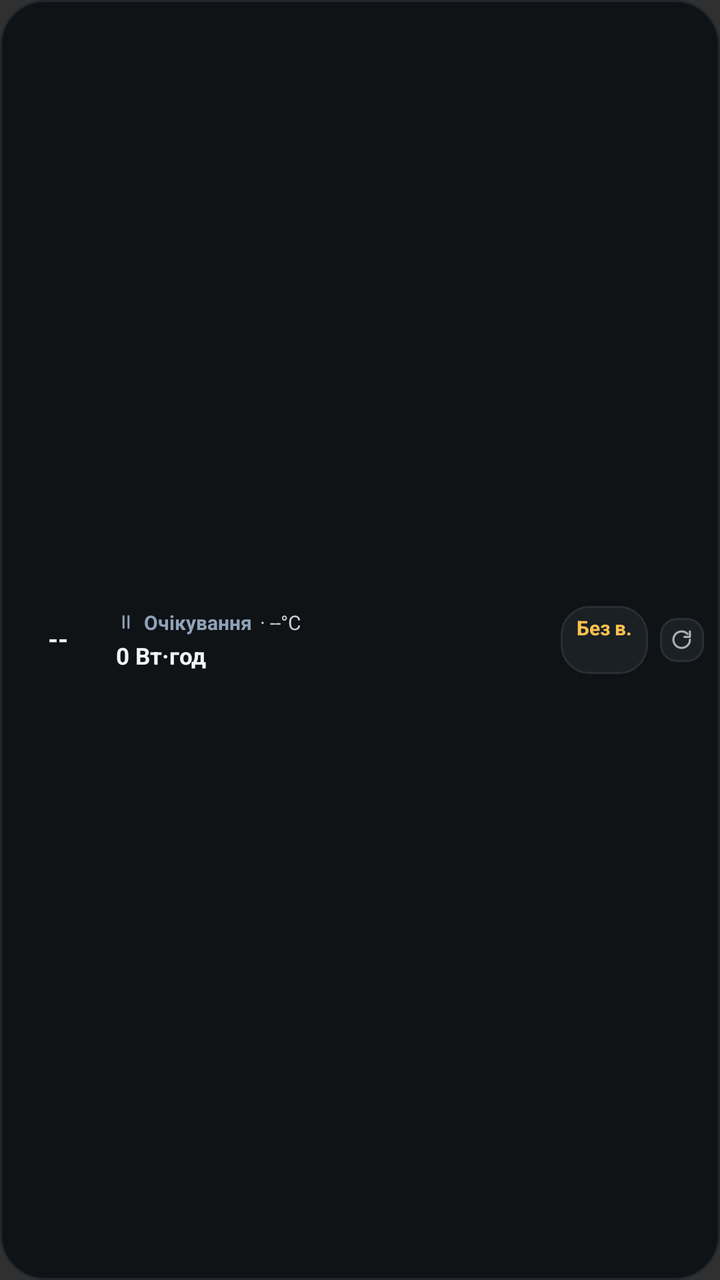
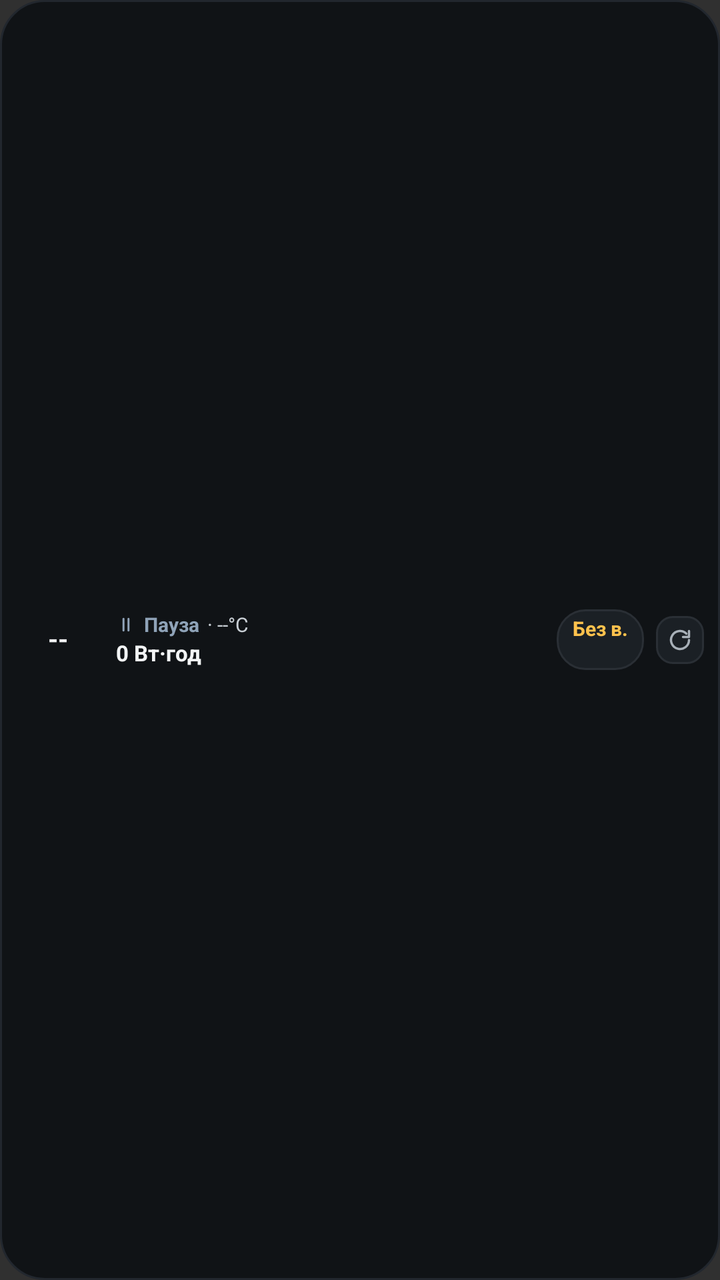

Screens rendered from an Android XML layout before and after an edit, with the pre-edit source and the edit as a unified diff.
<!-- AndroidManifest.xml: application theme Theme.AppCompat.NoActionBar -->
<!-- res/layout/widget_marstek_strip.xml -->
<?xml version="1.0" encoding="utf-8"?>
<LinearLayout xmlns:android="http://schemas.android.com/apk/res/android"
    android:id="@+id/widgetRoot"
    android:layout_width="match_parent"
    android:layout_height="match_parent"
    android:background="@drawable/widget_bg"
    android:gravity="center_vertical"
    android:orientation="horizontal"
    android:padding="8dp">

    
    <FrameLayout
        android:id="@+id/stripGaugeContainer"
        android:layout_width="42dp"
        android:layout_height="42dp">

        <ImageView
            android:id="@+id/stripGaugeImage"
            android:layout_width="match_parent"
            android:layout_height="match_parent"
            android:contentDescription="@null"
            android:scaleType="fitCenter" />

        <TextView
            android:id="@+id/stripSocText"
            android:layout_width="match_parent"
            android:layout_height="match_parent"
            android:fontFeatureSettings="tnum"
            android:gravity="center"
            android:includeFontPadding="false"
            android:text="--"
            android:textColor="#F2F4F5"
            android:textSize="13sp"
            android:textStyle="bold" />
    </FrameLayout>

    
    <LinearLayout
        android:id="@+id/stripInfoContainer"
        android:layout_width="0dp"
        android:layout_height="wrap_content"
        android:layout_marginStart="8dp"
        android:layout_weight="1"
        android:orientation="vertical">

        <LinearLayout
            android:layout_width="match_parent"
            android:layout_height="wrap_content"
            android:gravity="center_vertical"
            android:orientation="horizontal">

            <ImageView
                android:id="@+id/stripModeIcon"
                android:layout_width="10dp"
                android:layout_height="10dp"
                android:contentDescription="@null"
                android:src="@drawable/ic_mode_idle" />

            <TextView
                android:id="@+id/stripTopMetaText"
                android:layout_width="wrap_content"
                android:layout_height="wrap_content"
                android:layout_marginStart="4dp"
                android:ellipsize="end"
                android:fontFeatureSettings="tnum"
                android:maxLines="1"
                android:text="Очікування"
                android:textColor="#8FA3B8"
                android:textSize="10sp"
                android:textStyle="bold" />

            <TextView
                android:id="@+id/stripWattsTempText"
                android:layout_width="wrap_content"
                android:layout_height="wrap_content"
                android:layout_marginStart="4dp"
                android:ellipsize="end"
                android:fontFeatureSettings="tnum"
                android:maxLines="1"
                android:text="· --°C"
                android:textColor="#C9CFD5"
                android:textSize="10sp" />
        </LinearLayout>

        <TextView
            android:id="@+id/stripDurationText"
            android:layout_width="match_parent"
            android:layout_height="wrap_content"
            android:layout_marginTop="2dp"
            android:ellipsize="end"
            android:fontFeatureSettings="tnum"
            android:maxLines="1"
            android:text="0 Вт·год"
            android:textColor="#F2F4F5"
            android:textSize="11.5sp"
            android:textStyle="bold" />
    </LinearLayout>

    
    <LinearLayout
        android:id="@+id/stripOutagePill"
        android:layout_width="wrap_content"
        android:layout_height="wrap_content"
        android:layout_marginStart="6dp"
        android:background="@drawable/widget_card_bg"
        android:gravity="end"
        android:orientation="vertical"
        android:paddingStart="8dp"
        android:paddingTop="4dp"
        android:paddingEnd="8dp"
        android:paddingBottom="4dp">

        <TextView
            android:id="@+id/stripOutageRange"
            android:layout_width="wrap_content"
            android:layout_height="wrap_content"
            android:fontFeatureSettings="tnum"
            android:maxLines="1"
            android:text="Без в."
            android:textColor="#FFC24D"
            android:textSize="10sp"
            android:textStyle="bold" />

        <TextView
            android:id="@+id/stripOutageAction"
            android:layout_width="wrap_content"
            android:layout_height="wrap_content"
            android:fontFeatureSettings="tnum"
            android:maxLines="1"
            android:text=""
            android:textColor="#A8B0B8"
            android:textSize="9sp" />
    </LinearLayout>

    
    <FrameLayout
        android:id="@+id/stripRefreshBtn"
        android:layout_width="22dp"
        android:layout_height="22dp"
        android:layout_marginStart="6dp"
        android:background="@drawable/refresh_btn_bg">

        <ImageView
            android:layout_width="11dp"
            android:layout_height="11dp"
            android:layout_gravity="center"
            android:contentDescription="@string/app_name"
            android:src="@drawable/ic_refresh" />
    </FrameLayout>

</LinearLayout>
<!-- resources referenced by this layout -->
<resources>
  <!-- drawable ic_mode_idle (drawable) -->
  <?xml version="1.0" encoding="utf-8"?>
  <vector xmlns:android="http://schemas.android.com/apk/res/android"
      android:width="14dp"
      android:height="14dp"
      android:viewportWidth="24"
      android:viewportHeight="24">
      <path
          android:fillColor="#00000000"
          android:pathData="M9,5v14M15,5v14"
          android:strokeColor="#8FA3B8"
          android:strokeLineCap="round"
          android:strokeLineJoin="round"
          android:strokeWidth="2.4" />
  </vector>
  <!-- drawable ic_refresh (drawable) -->
  <?xml version="1.0" encoding="utf-8"?>
  <vector xmlns:android="http://schemas.android.com/apk/res/android"
      android:width="16dp"
      android:height="16dp"
      android:viewportWidth="24"
      android:viewportHeight="24">
      <path
          android:fillColor="#00000000"
          android:pathData="M21,12a9,9 0,1 1,-2.64 -6.36"
          android:strokeColor="#A8B0B8"
          android:strokeLineCap="round"
          android:strokeLineJoin="round"
          android:strokeWidth="2.3" />
      <path
          android:fillColor="#00000000"
          android:pathData="M21,3v6h-6"
          android:strokeColor="#A8B0B8"
          android:strokeLineCap="round"
          android:strokeLineJoin="round"
          android:strokeWidth="2.3" />
  </vector>
  <!-- drawable refresh_btn_bg (drawable) -->
  <?xml version="1.0" encoding="utf-8"?>
  <shape xmlns:android="http://schemas.android.com/apk/res/android"
      android:shape="rectangle">
      <solid android:color="#1B2025" />
      <corners android:radius="8dp" />
      <stroke
          android:width="1dp"
          android:color="#2A2F35" />
  </shape>
  <!-- drawable widget_bg (drawable) -->
  <?xml version="1.0" encoding="utf-8"?>
  <shape xmlns:android="http://schemas.android.com/apk/res/android"
      android:shape="rectangle">
      <solid android:color="#101316" />
      <corners android:radius="22dp" />
      <stroke
          android:width="1dp"
          android:color="#22272E" />
  </shape>
  <!-- drawable widget_card_bg (drawable) -->
  <?xml version="1.0" encoding="utf-8"?>
  <shape xmlns:android="http://schemas.android.com/apk/res/android"
      android:shape="rectangle">
      <solid android:color="#1B2025" />
      <corners android:radius="14dp" />
      <stroke
          android:width="1dp"
          android:color="#2A2F35" />
  </shape>
  <string name="app_name">Marstek Venus Widget</string>
</resources>

<!-- the commit's change to res/layout/widget_marstek_strip.xml (unified diff, before → after) -->
@@ -29,7 +29,7 @@
             android:gravity="center"
             android:includeFontPadding="false"
             android:text="--"
-            android:textColor="#F2F4F5"
+            android:textColor="@color/text_primary"
             android:textSize="13sp"
             android:textStyle="bold" />
     </FrameLayout>
@@ -63,9 +63,10 @@
                 android:layout_marginStart="4dp"
                 android:ellipsize="end"
                 android:fontFeatureSettings="tnum"
+                android:includeFontPadding="false"
                 android:maxLines="1"
-                android:text="Очікування"
-                android:textColor="#8FA3B8"
+                android:text="Пауза"
+                android:textColor="@color/text_muted"
                 android:textSize="10sp"
                 android:textStyle="bold" />
 
@@ -76,9 +77,10 @@
                 android:layout_marginStart="4dp"
                 android:ellipsize="end"
                 android:fontFeatureSettings="tnum"
+                android:includeFontPadding="false"
                 android:maxLines="1"
                 android:text="· --°C"
-                android:textColor="#C9CFD5"
+                android:textColor="@color/text_body"
                 android:textSize="10sp" />
         </LinearLayout>
 
@@ -89,10 +91,11 @@
             android:layout_marginTop="2dp"
             android:ellipsize="end"
             android:fontFeatureSettings="tnum"
+            android:includeFontPadding="false"
             android:maxLines="1"
             android:text="0 Вт·год"
-            android:textColor="#F2F4F5"
-            android:textSize="11.5sp"
+            android:textColor="@color/text_primary"
+            android:textSize="11sp"
             android:textStyle="bold" />
     </LinearLayout>
 
@@ -115,9 +118,10 @@
             android:layout_width="wrap_content"
             android:layout_height="wrap_content"
             android:fontFeatureSettings="tnum"
+            android:includeFontPadding="false"
             android:maxLines="1"
             android:text="Без в."
-            android:textColor="#FFC24D"
+            android:textColor="@color/accent_outage"
             android:textSize="10sp"
             android:textStyle="bold" />
 
@@ -126,23 +130,24 @@
             android:layout_width="wrap_content"
             android:layout_height="wrap_content"
             android:fontFeatureSettings="tnum"
+            android:includeFontPadding="false"
             android:maxLines="1"
             android:text=""
-            android:textColor="#A8B0B8"
+            android:textColor="@color/text_secondary"
             android:textSize="9sp" />
     </LinearLayout>
 
     
     <FrameLayout
         android:id="@+id/stripRefreshBtn"
-        android:layout_width="22dp"
-        android:layout_height="22dp"
+        android:layout_width="24dp"
+        android:layout_height="24dp"
         android:layout_marginStart="6dp"
         android:background="@drawable/refresh_btn_bg">
 
         <ImageView
-            android:layout_width="11dp"
-            android:layout_height="11dp"
+            android:layout_width="12dp"
+            android:layout_height="12dp"
             android:layout_gravity="center"
             android:contentDescription="@string/app_name"
             android:src="@drawable/ic_refresh" />
<!-- resource entries referenced after the edit -->
@@ -1,5 +1,10 @@
 <!-- resources referenced by this layout -->
 <resources>
+  <color name="accent_outage">#FFC24D</color>
+  <color name="text_body">#C9CFD5</color>
+  <color name="text_muted">#8FA3B8</color>
+  <color name="text_primary">#F2F4F5</color>
+  <color name="text_secondary">#A8B0B8</color>
   <!-- drawable ic_mode_idle (drawable) -->
   <?xml version="1.0" encoding="utf-8"?>
   <vector xmlns:android="http://schemas.android.com/apk/res/android"
@@ -10,7 +15,7 @@
       <path
           android:fillColor="#00000000"
           android:pathData="M9,5v14M15,5v14"
-          android:strokeColor="#8FA3B8"
+          android:strokeColor="@color/text_muted"
           android:strokeLineCap="round"
           android:strokeLineJoin="round"
           android:strokeWidth="2.4" />
@@ -25,14 +30,14 @@
       <path
           android:fillColor="#00000000"
           android:pathData="M21,12a9,9 0,1 1,-2.64 -6.36"
-          android:strokeColor="#A8B0B8"
+          android:strokeColor="@color/text_secondary"
           android:strokeLineCap="round"
           android:strokeLineJoin="round"
           android:strokeWidth="2.3" />
       <path
           android:fillColor="#00000000"
           android:pathData="M21,3v6h-6"
-          android:strokeColor="#A8B0B8"
+          android:strokeColor="@color/text_secondary"
           android:strokeLineCap="round"
           android:strokeLineJoin="round"
           android:strokeWidth="2.3" />
@@ -41,32 +46,36 @@
   <?xml version="1.0" encoding="utf-8"?>
   <shape xmlns:android="http://schemas.android.com/apk/res/android"
       android:shape="rectangle">
-      <solid android:color="#1B2025" />
+      <solid android:color="@color/bg_surface_elevated" />
       <corners android:radius="8dp" />
       <stroke
           android:width="1dp"
-          android:color="#2A2F35" />
+          android:color="@color/border_widget" />
   </shape>
   <!-- drawable widget_bg (drawable) -->
   <?xml version="1.0" encoding="utf-8"?>
   <shape xmlns:android="http://schemas.android.com/apk/res/android"
       android:shape="rectangle">
-      <solid android:color="#101316" />
+      <solid android:color="@color/bg_surface" />
       <corners android:radius="22dp" />
       <stroke
           android:width="1dp"
-          android:color="#22272E" />
+          android:color="@color/border_default" />
   </shape>
   <!-- drawable widget_card_bg (drawable) -->
   <?xml version="1.0" encoding="utf-8"?>
   <shape xmlns:android="http://schemas.android.com/apk/res/android"
       android:shape="rectangle">
-      <solid android:color="#1B2025" />
+      <solid android:color="@color/bg_surface_elevated" />
       <corners android:radius="14dp" />
       <stroke
           android:width="1dp"
-          android:color="#2A2F35" />
+          android:color="@color/border_widget" />
   </shape>
   <string name="app_name">Marstek Venus Widget</string>
+  <color name="bg_surface_elevated">#1B2025</color>
+  <color name="border_widget">#2A2F35</color>
+  <color name="bg_surface">#101316</color>
+  <color name="border_default">#22272E</color>
 </resources>
 
